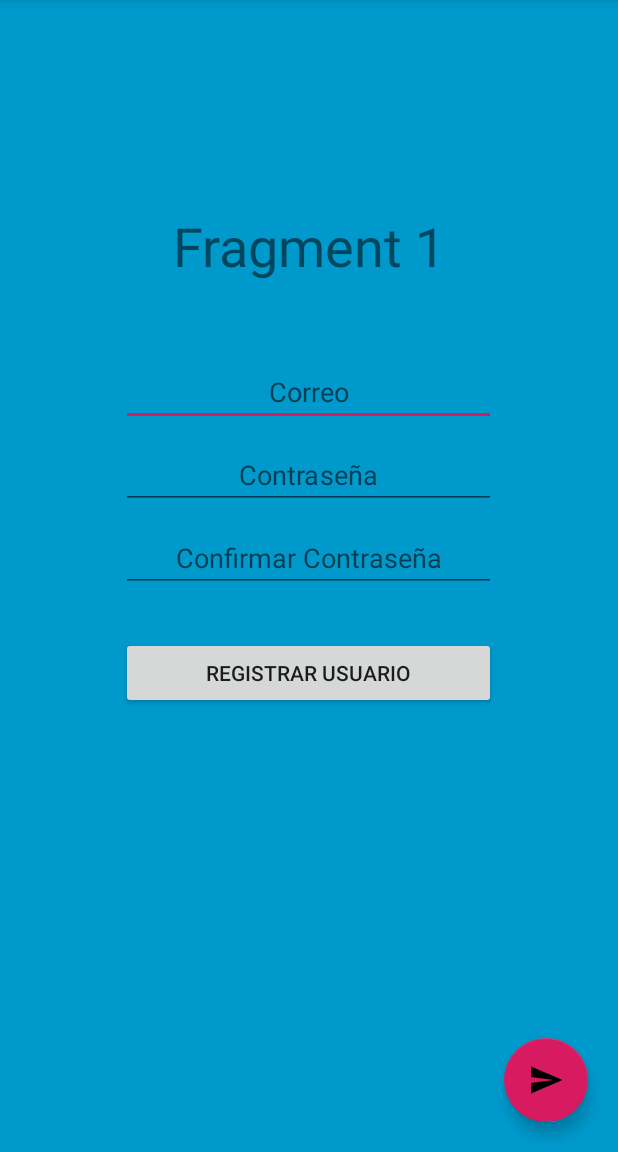
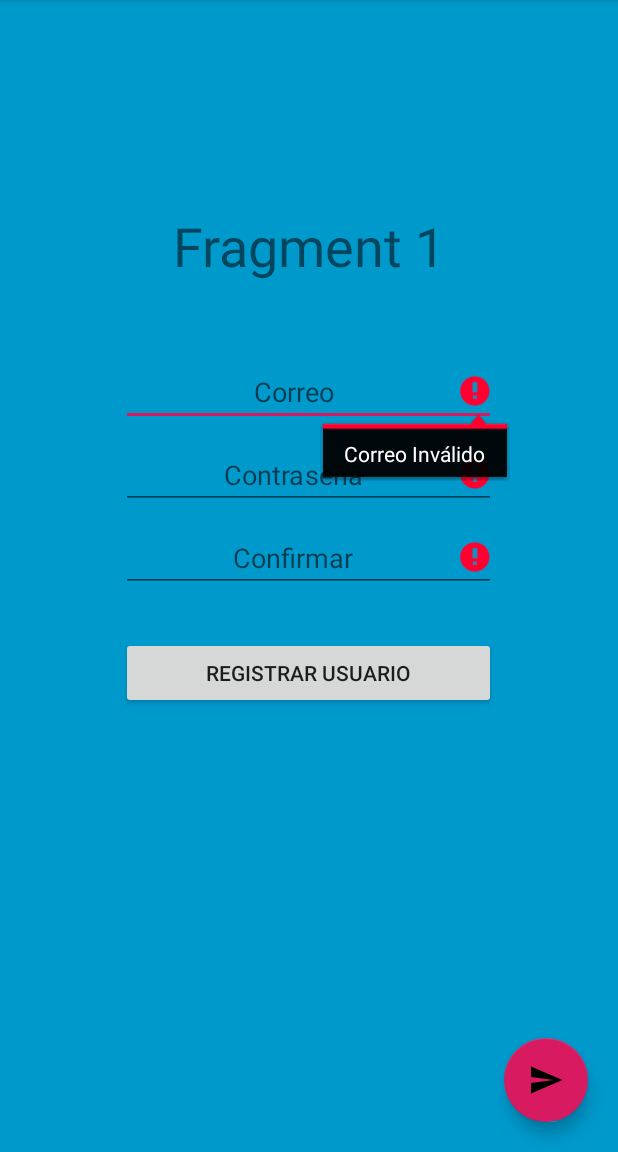
Before and after one commit to Luigi1291/ProyectoFinal, an Android app: the fragment FragmentSignUp placed in its activity, after a tap on "REGISTRAR USUARIO", on a phone screen of 412 x 824 dp, the part 84-1236 px from its top. Run offline under Robolectric (Android 15) with nearby library versions, the phone set to English and light mode, and no system bars; our stand-ins replace Firebase (no records; nobody signed in at launch, a user with empty details on screens opened directly); 1 statement that could not run was skipped.

Commit message:
Validations & Loading (Login/SignUp)

```diff
--- a/app/src/main/java/com/lusberc/billwallet/LogIn/FragmentSignUp.java
+++ b/app/src/main/java/com/lusberc/billwallet/LogIn/FragmentSignUp.java
@@ -1,5 +1,6 @@
 package com.lusberc.billwallet.LogIn;
 
+import android.app.ProgressDialog;
 import android.content.Intent;
 import android.os.Bundle;
 import android.support.annotation.NonNull;
@@ -12,17 +13,21 @@ import android.widget.Button;
 import android.widget.EditText;
 import android.widget.Toast;
 
+import com.google.firebase.auth.FirebaseAuthUserCollisionException;
 import com.lusberc.billwallet.MainActivity;
 import com.lusberc.billwallet.R;
 import com.google.android.gms.tasks.OnCompleteListener;
 import com.google.android.gms.tasks.Task;
 import com.google.firebase.auth.AuthResult;
 import com.google.firebase.auth.FirebaseAuth;
+import com.lusberc.billwallet.Utilities.GeneralValidations;
 
 public class FragmentSignUp extends Fragment {
 
     private FirebaseAuth mAuth;
     private String TAG = "FragmentSignUp";
+    ProgressDialog dialog;
+
     @Override
     public void onCreate(Bundle savedInstanceState) {
         super.onCreate(savedInstanceState);
@@ -35,6 +40,10 @@ public class FragmentSignUp extends Fragment {
                              Bundle savedInstanceState) {
         // Inflate the layout for this fragment
         View view = inflater.inflate(R.layout.fragment_signup, container, false);
+
+        //Loading Page
+        dialog = new ProgressDialog(view.getContext());
+
         setupUI(view);
         return view;
     }
@@ -45,14 +54,16 @@ public class FragmentSignUp extends Fragment {
         btnSignUpNow.setOnClickListener(new View.OnClickListener() {
             @Override
             public void onClick(View v) {
-                final EditText txtEmail = view.findViewById(R.id.txtSignEmail);
+                EditText txtEmail = view.findViewById(R.id.txtSignEmail);
                 EditText txtPassword = view.findViewById(R.id.txtSignPassword);
+                EditText txtConfirmPassword = view.findViewById(R.id.txtConfirmSignPassword);
 
-                String email = txtEmail.getText().toString();
-                String password = txtPassword.getText().toString();
+                if (GeneralValidations.validateSignUpFields(view, txtEmail, txtPassword, txtConfirmPassword)){
+                    dialog.setMessage(getString(R.string.loadingPage));
+                    dialog.setCancelable(false);
+                    dialog.show();
 
-                if (validateFields(email, password)){
-                    mAuth.createUserWithEmailAndPassword(email, password)
+                    mAuth.createUserWithEmailAndPassword(txtEmail.getText().toString(), txtPassword.getText().toString())
                             .addOnCompleteListener(new OnCompleteListener<AuthResult>() {
                             @Override
                             public void onComplete(@NonNull Task<AuthResult> task) {
@@ -62,8 +73,14 @@ public class FragmentSignUp extends Fragment {
                                     startApp(view);
                                 } else {
                                     // If sign in fails, display a message to the user.
+                                    if (task.getException() instanceof FirebaseAuthUserCollisionException) {
+                                        Toast.makeText(getActivity().getApplicationContext(),"Ya existe un usuario con éste correo.", Toast.LENGTH_SHORT).show();
+                                    }
+                                    else {
                                         Log.w(TAG, "createUserWithEmail:failure", task.getException());
                                         Toast.makeText(getActivity().getApplicationContext(), "No fue posible registrar el usuario.", Toast.LENGTH_SHORT).show();
+                                        startApp(null);
+                                    }
                                 }
                             }
                         });
@@ -71,39 +88,14 @@ public class FragmentSignUp extends Fragment {
                 }
         });
     }
-    private boolean validateFields(String email, String password){
-        boolean isOk = true;
 
-        if(email.isEmpty()){
-            Toast.makeText(getActivity().getApplicationContext(), "Debe ingresar un correo.", Toast.LENGTH_SHORT).show();
-            isOk = false;
-        }
-        else{
-            String regex = "^[\\w-_\\.+]*[\\w-_\\.]\\@([\\w]+\\.)+[\\w]+[\\w]$";
-            if(!email.matches(regex)){
-                Toast.makeText(getActivity().getApplicationContext(), "Formato de correo inválido.", Toast.LENGTH_SHORT).show();
-                isOk = false;
-            }
-            else{
-                if(password.isEmpty()){
-                    Toast.makeText(getActivity().getApplicationContext(), "Debe ingresar una contraseña.", Toast.LENGTH_SHORT).show();
-                    isOk = false;
-                }
-                else {
-                    if(password.length() < 6){
-                        Toast.makeText(getActivity().getApplicationContext(), "La contraseña debe contener al menos 6 cáracteres.", Toast.LENGTH_SHORT).show();
-                        isOk = false;
-                    }
-                }
-            }
-        }
-
-        return isOk;
-    }
     private void startApp(View view){
+        if(view != null) {
             Intent intent = new Intent(view.getContext(), MainActivity.class);
             //intent.putExtra("RESULT_VALUE", resultado.toString());
             getActivity().startActivity(intent);
             getActivity().finish();
         }
+        dialog.hide();
     }
+}
--- /dev/null
+++ b/app/src/main/java/com/lusberc/billwallet/Utilities/GeneralValidations.java
@@ -0,0 +1,68 @@
+package com.lusberc.billwallet.Utilities;
+
+import android.view.View;
+import android.widget.EditText;
+import com.lusberc.billwallet.R;
+
+public class GeneralValidations {
+    public static boolean validateLoginFields(View view,EditText txtEmail, EditText txtPassword){
+        boolean isOk = true;
+        String email = txtEmail.getText().toString();
+        String password = txtPassword.getText().toString();
+        //Email
+        if(email.isEmpty()){
+            txtEmail.setError(view.getContext().getString(R.string.invalid_email));
+            isOk = false;
+        }
+        else{
+            String regex = "^[\\w-_\\.+]*[\\w-_\\.]\\@([\\w]+\\.)+[\\w]+[\\w]$";
+            if(!email.matches(regex)){
+                txtEmail.setError(view.getContext().getString(R.string.invalid_format));
+                isOk = false;
+            }
+        }
+        //Password
+        if(password.isEmpty()){
+            txtPassword.setError(view.getContext().getString(R.string.invalid_passw));
+            isOk = false;
+        }
+        return isOk;
+    }
+
+    public static boolean validateSignUpFields(View view, EditText txtEmail, EditText txtPassword, EditText txtConfirmPassw){
+        boolean isOk = true;
+        String email = txtEmail.getText().toString();
+        String password = txtPassword.getText().toString();
+        String confirmPassword = txtConfirmPassw.getText().toString();
+        //Email
+        if(email.isEmpty()){
+            txtEmail.setError(view.getContext().getString(R.string.invalid_email));
+            isOk = false;
+        }
+        else {
+            String regex = "^[\\w-_\\.+]*[\\w-_\\.]\\@([\\w]+\\.)+[\\w]+[\\w]$";
+            if (!email.matches(regex)) {
+                txtEmail.setError(view.getContext().getString(R.string.invalid_format));
+                isOk = false;
+            }
+        }
+
+        //Password
+        if(password.isEmpty()){
+            txtPassword.setError(view.getContext().getString(R.string.invalid_passw));
+            isOk = false;
+        }
+        else
+            if(password.length() < 6){
+                txtPassword.setError(view.getContext().getString(R.string.invalid_passwLength));
+                isOk = false;
+            }
+
+        //Confirm Password
+        if(password != confirmPassword){
+            txtConfirmPassw.setError(view.getContext().getString(R.string.invalid_confirmPassw));
+            isOk = false;
+        }
+        return isOk;
+    }
+}
--- a/app/src/main/res/values/strings.xml
+++ b/app/src/main/res/values/strings.xml
@@ -24,10 +24,18 @@
     <!-- Login Values -->
     <string name="userNameHint">Nombre de Usuario</string>
     <string name="passwordHint">Contraseña</string>
-    <string name="confirmPasswordHint">Confirmar Contraseña</string>
+    <string name="confirmPasswordHint">Confirmar</string>
     <string name="emailHint">Correo</string>
     <string name="btnLoginText">Ingresar</string>
     <string name="btnSignUpText">Registrarse</string>
     <string name="btnSignUpNow">Registrar Usuario</string>
 
+    <!-- Validations -->
+    <string name="invalid_email">Correo Inválido</string>
+    <string name="invalid_passw">Contraseña Inválida</string>
+    <string name="invalid_format">Formato Inválido</string>
+    <string name="invalid_passwLength">Al menos 6 caracteres</string>
+    <string name="invalid_confirmPassw">Contraseña Incorrecta</string>
+
+    <string name="loadingPage">Cargando...</string>
 </resources>
```
Also changed, not shown: app/src/main/java/com/lusberc/billwallet/LogIn/FragmentLogin.java (+15 -5 lines), 1 other file. Lines whose indentation alone changed are shown as unchanged.
